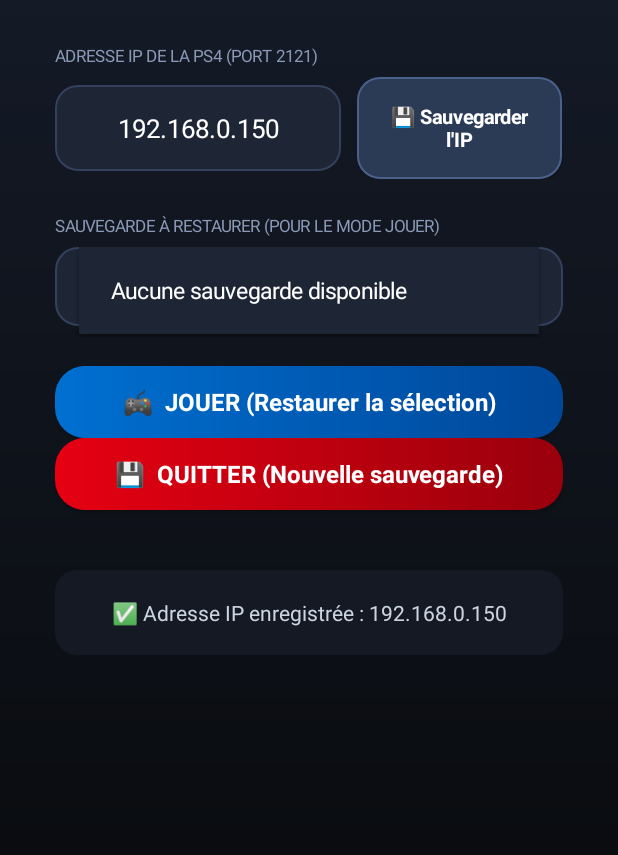
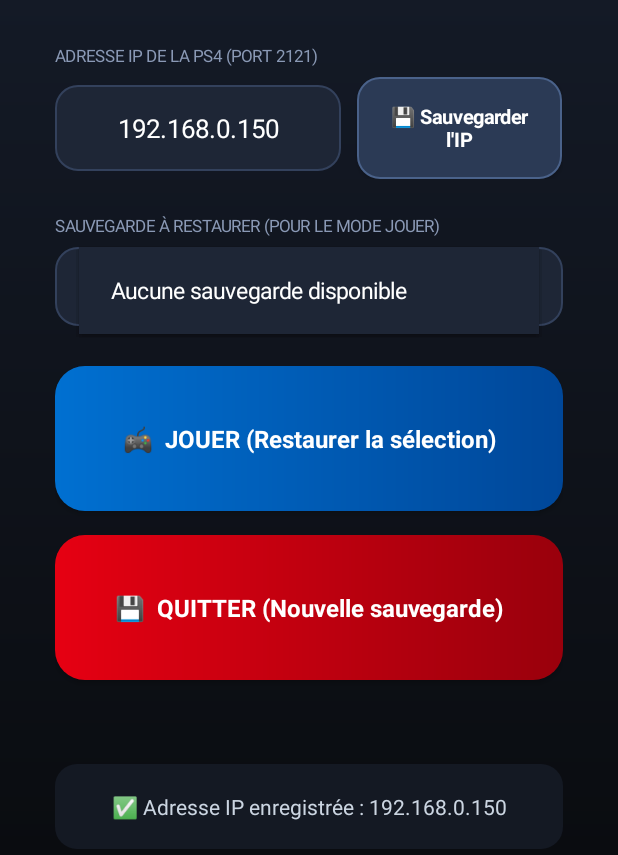
Before and after one commit to salva500f-max/GT7-Save-Manager_APK, an Android app: the screen it shows after launch (MainActivity), after a tap on "Aucune sauvegarde disponible", on a phone screen of 412 x 824 dp, the part 381-1236 px from its top. Run offline under Robolectric (Android 15) with nearby library versions, the phone set to English and light mode, and no system bars; libraries missing offline, so code that uses them is left out: org.apache.commons; 1 statement that could not run was skipped; 1 other tap on this screen came first.

Commit message:
Update MainActivity.kt

```diff
--- a/app/src/main/java/com/gt7/savemanager/MainActivity.kt
+++ b/app/src/main/java/com/gt7/savemanager/MainActivity.kt
@@ -104,9 +104,7 @@ class MainActivity : Activity() {
                 cornerRadius = 22f
                 setStroke(2, Color.parseColor("#33415C"))
             }
-            layoutParams = LinearLayout.LayoutParams(0, LinearLayout.LayoutParams.WRAP_CONTENT, 1.4f).apply {
-                rightMargin = 16
-            }
+            layoutParams = LinearLayout.LayoutParams(0, LinearLayout.LayoutParams.WRAP_CONTENT, 1.4f).apply { rightMargin = 16 }
         }
 
         val btnSaveIp = Button(this).apply {
@@ -134,7 +132,6 @@ class MainActivity : Activity() {
 
         ipRow.addView(ipInput)
         ipRow.addView(btnSaveIp)
-
         val spinnerLabel = TextView(this).apply {
             text = "SAUVEGARDE À RESTAURER (POUR LE MODE JOUER)"
             textSize = 11f
@@ -197,7 +194,6 @@ class MainActivity : Activity() {
         root.addView(statusText)
         scrollView.addView(root)
         setContentView(scrollView)
-
         refreshBackupList()
     }
 
@@ -212,45 +208,59 @@ class MainActivity : Activity() {
         backupList = baseDir.listFiles { f -> f.isDirectory && f.name.startsWith("Backup_") }
             ?.sortedByDescending { it.name } ?: emptyList()
 
-        val displayNames = if (backupList.isEmpty()) {
-            listOf("Aucune sauvegarde disponible")
-        } else {
-            backupList.mapIndexed { index, file ->
-                if (index == 0) "${file.name} (Plus récente)" else file.name
+        val displayNames = if (backupList.isEmpty()) listOf("Aucune sauvegarde disponible")
+        else backupList.mapIndexed { i, f -> if (i == 0) "${f.name} (Plus récente)" else f.name }
+
+        backupSpinner.adapter = object : ArrayAdapter<String>(this, android.R.layout.simple_spinner_item, displayNames) {
+            override fun getView(p: Int, v: View?, g: ViewGroup): View = (super.getView(p, v, g) as TextView).apply {
+                setTextColor(Color.WHITE); textSize = 15f
+            }
+            override fun getDropDownView(p: Int, v: View?, g: ViewGroup): View = (super.getDropDownView(p, v, g) as TextView).apply {
+                setBackgroundColor(Color.parseColor("#1E2636")); setTextColor(Color.WHITE); textSize = 15f; setPadding(32, 28, 32, 28)
             }
         }
-
-        val adapter = object : ArrayAdapter<String>(this, android.R.layout.simple_spinner_item, displayNames) {
-            override fun getView(position: Int, convertView: View?, parent: ViewGroup): View {
-                return (super.getView(position, convertView, parent) as TextView).apply {
-                    setTextColor(Color.WHITE)
-                    textSize = 15f
-                }
-            }
-
-            override fun getDropDownView(position: Int, convertView: View?, parent: ViewGroup): View {
-                return (super.getDropDownView(position, convertView, parent) as TextView).apply {
-                    setBackgroundColor(Color.parseColor("#1E2636"))
-                    setTextColor(Color.WHITE)
-                    textSize = 15f
-                    setPadding(32, 28, 32, 28)
-                }
-            }
-        }
-        backupSpinner.adapter = adapter
     }
 
-    private fun createStyledButton(label: String, c1: String, c2: String, onClick: () -> Unit): Button {
-        return Button(this).apply {
-            text = label
-            textSize = 16f
-            setTextColor(Color.WHITE)
-            typeface = Typeface.DEFAULT_BOLD
-            isAllCaps = false
-            background = GradientDrawable(
-                GradientDrawable.Orientation.LEFT_RIGHT,
-                intArrayOf(Color.parseColor(c1), Color.parseColor(c2))
-            ).apply { cornerRadius = 30f }
-            }
+    private fun createStyledButton(label: String, c1: String, c2: String, onClick: () -> Unit) = Button(this).apply {
+        text = label; textSize = 16f; setTextColor(Color.WHITE); typeface = Typeface.DEFAULT_BOLD; isAllCaps = false
+        background = GradientDrawable(GradientDrawable.Orientation.LEFT_RIGHT, intArrayOf(Color.parseColor(c1), Color.parseColor(c2))).apply { cornerRadius = 30f }
+        layoutParams = LinearLayout.LayoutParams(LinearLayout.LayoutParams.MATCH_PARENT, 145).apply { bottomMargin = 24 }
+        setOnClickListener { onClick() }
+    }
+
+    private fun runFtpTask(isBackup: Boolean) {
+        val ip = ipInput.text.toString().trim()
+        val baseDir = File(Environment.getExternalStoragePublicDirectory(Environment.DIRECTORY_DOWNLOADS), "Sauvegardes_GT7").apply { mkdirs() }
+        progressBar.visibility = ProgressBar.VISIBLE
+        statusText.text = "Connexion FTP à $ip:2121..."
+
+        thread {
+            val ftp = FTPClient().apply { connectTimeout = 7000 }
+            try {
+                ftp.connect(ip, 2121); ftp.login("anonymous", ""); ftp.enterLocalPassiveMode(); ftp.setFileType(FTP.BINARY_FILE_TYPE)
+                if (isBackup) {
+                    val stamp = SimpleDateFormat("yyyy-MM-dd_HH'h'mm", Locale.getDefault()).format(Date())
+                    val destDir = File(baseDir, "Backup_$stamp").apply { mkdirs() }
+                    var count = 0
+                    for (f in ftp.listFiles(ps4Dir)) if (f.isFile) {
+                        FileOutputStream(File(destDir, f.name)).use { ftp.retrieveFile("$ps4Dir/${f.name}", it) }; count++
+                    }
+                    updateUi("✅ Sauvegarde réussie ($count fichiers) !\nDossier : Backup_$stamp", true)
+                } else {
+                    if (backupList.isEmpty()) updateUi("❌ Aucune sauvegarde trouvée !")
+                    else {
+                        val chosen = backupList[backupSpinner.selectedItemPosition.coerceIn(0, backupList.size - 1)]
+                        chosen.listFiles()?.forEach { if (it.isFile) FileInputStream(it).use { inp -> ftp.storeFile("$ps4Dir/${it.name}", inp) } }
+                        updateUi("✅ Restauration terminée (${chosen.name}) !\nFermez et relancez GT7 sur la PS4.")
+                    }
+                }
+                ftp.logout()
+            } catch (e: Exception) { updateUi("❌ Erreur : ${e.message}") }
+            finally { try { ftp.disconnect() } catch (_: Exception) {} }
         }
+    }
+
+    private fun updateUi(msg: String, refreshList: Boolean = false) = runOnUiThread {
+        progressBar.visibility = ProgressBar.INVISIBLE; statusText.text = msg; if (refreshList) refreshBackupList()
+    }
 }
```
